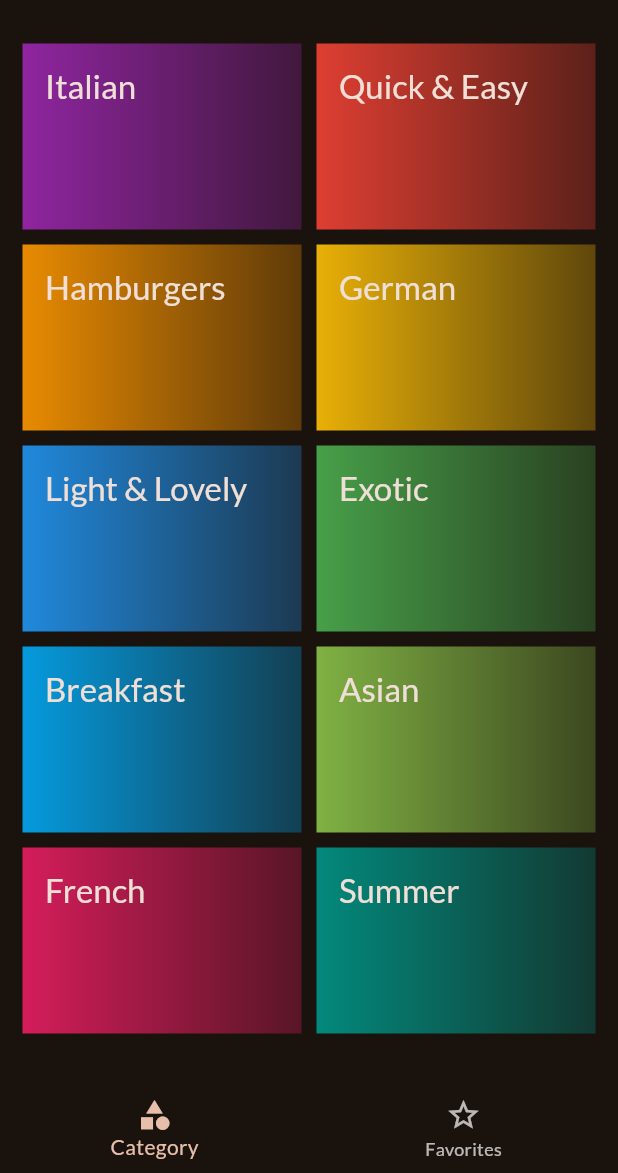
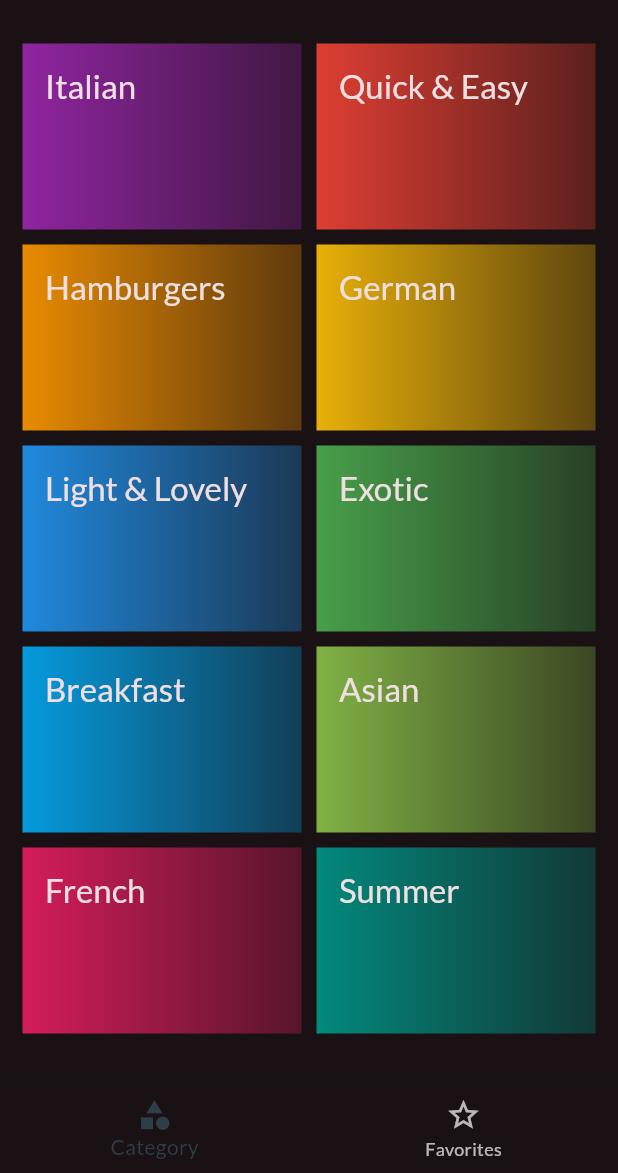
Before and after one commit to dbasis653/Flavour_Bites, a Flutter app: the screen it shows after launch, on a phone screen of 412 x 824 dp, the part 63-1236 px from its top. Run offline on Flutter 3.47's test engine with Material 3 defaults, Android fonts, the phone set to English and light mode, and no system bars; our stand-ins replace flutter_riverpod, google_fonts, transparent_image.

```diff
--- a/lib/main.dart
+++ b/lib/main.dart
@@ -8,7 +8,9 @@ final theme = ThemeData(
   useMaterial3: true,
   colorScheme: ColorScheme.fromSeed(
     brightness: Brightness.dark,
-    seedColor: const Color.fromARGB(255, 131, 57, 0),
+    primary: Colors.black,
+    secondary: const Color.fromARGB(255, 46, 62, 70),
+    seedColor: Colors.black,
   ),
   textTheme: GoogleFonts.latoTextTheme(),
 );
--- a/lib/screens/category_screen.dart
+++ b/lib/screens/category_screen.dart
@@ -15,6 +15,8 @@ class CategoryScreen extends StatelessWidget {
   @override
   Widget build(BuildContext context) {
     return Scaffold(
+      // backgroundColor:
+
       body: GridView(
         padding: const EdgeInsets.all(15),
         gridDelegate: const SliverGridDelegateWithFixedCrossAxisCount(
--- a/lib/widgets/grid_items.dart
+++ b/lib/widgets/grid_items.dart
@@ -7,7 +7,6 @@ class GridItems extends StatelessWidget {
   const GridItems(
       {super.key, required this.category, required this.filteredList});
   final CategoryModel category;
-
   final List<MealModel> filteredList;
 
   void _selectCategory(BuildContext context, CategoryModel category) {
--- a/lib/widgets/meal_items.dart
+++ b/lib/widgets/meal_items.dart
@@ -24,6 +24,8 @@ class MealItems extends StatelessWidget {
       onTap: () {
         onTapMeal(context, meal);
       },
+      child: Padding(
+        padding: const EdgeInsets.all(8.0),
         child: Card(
           margin: const EdgeInsets.all(5),
           // elevation: 20,
@@ -66,6 +68,7 @@ class MealItems extends StatelessWidget {
             ],
           ),
         ),
+      ),
     );
   }
 }
```
Also changed, not shown: lib/screens/meal_details_screen.dart (+11 -6 lines), lib/widgets/Filters/filter_items.dart (+0 -39 lines), pubspec.lock. Lines whose indentation alone changed are shown as unchanged.
